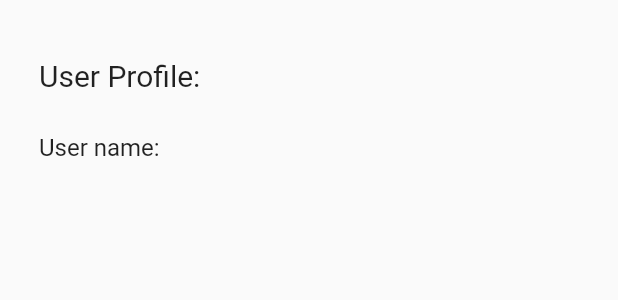
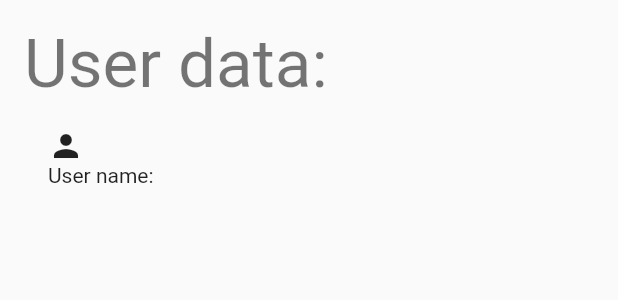
Before and after one commit to BillDoorAndBinky/micro_posting_app, a Flutter app: the ProfilePage widget shown alone on an empty page, opened directly, on a phone screen of 412 x 824 dp. Shown: the top 300 px of the screen. Run offline on Flutter 3.47's test engine with Material 2 defaults, Android fonts, the phone set to English and light mode, and no system bars; our stand-ins replace flutter_secure_storage; accounts and stored records are empty; network calls fail.

Commit message:
Обновил страницу пользоватпеля

```diff
--- a/lib/Pages/ProfilePage.dart
+++ b/lib/Pages/ProfilePage.dart
@@ -24,43 +24,42 @@ class _ProfilePageState extends State<ProfilePage> {
             builder: (context, snapshot) {
               if (snapshot.connectionState == ConnectionState.done) {
                 var user = CurrentUserService().CurrentUser;
-                return Center(
-                    child: Column(
-                  children: <Widget>[Padding(
-                      padding: EdgeInsets.fromLTRB(10, 10, 10, 10),
-                      child: Align(
-                          alignment: Alignment.topLeft,
-                          child: Text(
-                            "User Profile:",
-                            style: TextStyle(
-                              fontSize: 20,
-                              height: 2.0,
-                            ),
-                          ))),
-                    Padding(
-                        padding: EdgeInsets.fromLTRB(10, 10, 10, 10),
-                        child: Align(
-                            alignment: Alignment.topLeft,
-                            child: Text(
-                              "User name: ${user?.UserName}",
-                              style: TextStyle(
-                                fontSize: 16,
-                                height: 1.4,
+                return Column(
+                  crossAxisAlignment: CrossAxisAlignment.start,
+                  children: [
+                    Text(
+                      'User data:',
+                      style: Theme.of(context).textTheme.headline3,
+                    ),
+                    const SizedBox(height: 16),
+                    Column(
+                      children: <Widget>[
+                        Row(
+                          crossAxisAlignment: CrossAxisAlignment.start,
+                          mainAxisAlignment: MainAxisAlignment.start,
+                          children: [
+                            const SizedBox(width: 16),
+                            Expanded(
+                              child: Column(
+                                crossAxisAlignment: CrossAxisAlignment.start,
+                                children: [
+                                  Icon(Icons.person),
+                                  Text("User name:"),
+                                  Text(
+                                    "${user?.FirstName} ${user?.LastName}",
+                                    style:
+                                        Theme.of(context).textTheme.bodyText1,
+                                  )
+                                ],
                               ),
-                            ))),
-                    Padding(
-                        padding: EdgeInsets.fromLTRB(10,10, 10, 10),
-                        child: Align(
-                            alignment: Alignment.topLeft,
-                            child: Text(
-                              "${user?.FirstName} ${user?.LastName}",
-                              style: TextStyle(
-                                fontSize: 12,
-                                height: 1.0,
-                              ),
-                            )))
+                            )
+                          ],
+                        ),
+                      ],
+                    ),
+                    const SizedBox(height: 16),
                   ],
-                ));
+                );
               } else
                 return CircularProgressIndicator();
             }),
```
